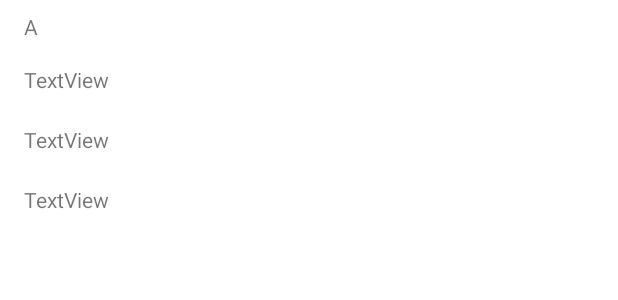
After one commit to cranium44/serenity_android, an Android app: the layout grouping_view_item.xml on its own in the app's theme, with its tools: preview values and no code run, on a phone screen of 412 x 824 dp. The commit adds this screen. Shown: the top 300 px of the screen. Run offline under Robolectric (Android 15) with nearby library versions, the phone set to English and light mode, and no system bars.

Commit message:
Designing views

```diff
--- /dev/null
+++ b/app/src/main/java/live/adabe/myapplication/feature_audio/models/AlphabetOrderWrapper.kt
@@ -0,0 +1,6 @@
+package live.adabe.myapplication.feature_audio.models
+
+data class AlphabetOrderWrapper(
+    val header : Char,
+    val content: List<MusicObject>
+)
--- a/app/src/main/java/live/adabe/myapplication/feature_audio/ui/MusicListAdapter.kt
+++ b/app/src/main/java/live/adabe/myapplication/feature_audio/ui/MusicListAdapter.kt
@@ -2,6 +2,7 @@ package live.adabe.myapplication.feature_audio.ui
 
 import android.view.LayoutInflater
 import android.view.ViewGroup
+import android.widget.ImageButton
 import androidx.recyclerview.widget.RecyclerView
 import live.adabe.myapplication.databinding.MusicListItemBinding
 import live.adabe.myapplication.feature_audio.models.MusicObject
@@ -42,5 +43,6 @@ class MusicListAdapter(
 
     interface OnMusicItemClickListener {
         fun onItemClick(musicObject: MusicObject)
+        fun onMusicPlay(musicObject: MusicObject, button: ImageButton)
     }
 }
--- /dev/null
+++ b/app/src/main/java/live/adabe/myapplication/feature_audio/ui/NameAdapter.kt
@@ -0,0 +1,9 @@
+package live.adabe.myapplication.feature_audio.ui
+
+import androidx.recyclerview.widget.RecyclerView
+import live.adabe.myapplication.feature_audio.models.AlphabetOrderWrapper
+
+class NameAdapter(private val musicByNames: List<AlphabetOrderWrapper>) : RecyclerView.Adapter<> {
+
+    class NamesViewHolder(): {}
+}
--- a/app/src/main/java/live/adabe/myapplication/utils/Extensions.kt
+++ b/app/src/main/java/live/adabe/myapplication/utils/Extensions.kt
@@ -21,3 +21,11 @@ fun buttonEffect(button: View) {
         false
     }
 }
+
+fun View.hide(){
+    visibility = View.GONE
+}
+
+fun View.show(){
+    visibility = View.VISIBLE
+}
--- /dev/null
+++ b/app/src/main/res/layout/grouping_view_item.xml
@@ -0,0 +1,30 @@
+<?xml version="1.0" encoding="utf-8"?>
+<androidx.constraintlayout.widget.ConstraintLayout xmlns:android="http://schemas.android.com/apk/res/android"
+    xmlns:app="http://schemas.android.com/apk/res-auto"
+    xmlns:tools="http://schemas.android.com/tools"
+    android:layout_width="match_parent"
+    android:layout_height="wrap_content">
+
+    <TextView
+        android:id="@+id/title_text"
+        android:layout_width="wrap_content"
+        android:layout_height="wrap_content"
+        android:layout_marginStart="16dp"
+        android:layout_marginTop="8dp"
+        tools:text="A"
+        app:layout_constraintStart_toStartOf="parent"
+        app:layout_constraintTop_toTopOf="parent" />
+
+    <androidx.recyclerview.widget.RecyclerView
+        android:id="@+id/content_rv"
+        android:layout_width="0dp"
+        android:layout_height="0dp"
+        tools:layout_height="200dp"
+        android:layout_marginTop="8dp"
+        app:layout_constraintBottom_toBottomOf="parent"
+        app:layout_constraintEnd_toEndOf="parent"
+        app:layout_constraintStart_toStartOf="parent"
+        app:layout_constraintTop_toBottomOf="@+id/title_text"
+        tools:itemCount="3"
+        tools:listitem="@layout/music_list_item" />
+</androidx.constraintlayout.widget.ConstraintLayout>
```
